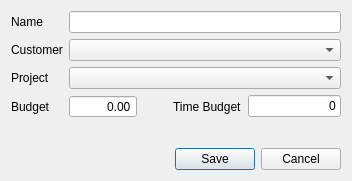
First picture: the form in src/app/activitydialog.ui, repository AlexandrePTJ/kemai, before the edit.
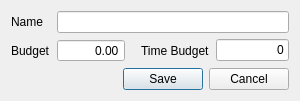
Second picture: the form after the edit. Custom widgets are drawn as their Qt base class.

```diff
--- a/src/app/activitydialog.ui
+++ b/src/app/activitydialog.ui
@@ -6,8 +6,8 @@
       <rect>
           <x>0</x>
           <y>0</y>
-          <width>352</width>
-          <height>181</height>
+    <width>300</width>
+    <height>101</height>
       </rect>
   </property>
      <property name="windowTitle">
@@ -16,51 +16,24 @@
      <layout class="QVBoxLayout" name="verticalLayout">
          <item>
              <layout class="QGridLayout" name="gridLayout">
-                 <item row="0" column="0">
-                     <widget class="QLabel" name="lbName">
+     <item row="1" column="4">
+      <widget class="kemai::app::DurationEdit" name="leTimeBudget">
                          <property name="text">
-                             <string>Name</string>
+        <string>0</string>
+       </property>
+       <property name="alignment">
+        <set>Qt::AlignRight|Qt::AlignTrailing|Qt::AlignVCenter</set>
                          </property>
                      </widget>
                  </item>
                  <item row="1" column="0">
-                     <widget class="QLabel" name="lbCustomer">
-                         <property name="text">
-                             <string>Customer</string>
-                         </property>
-                     </widget>
-                 </item>
-                 <item row="2" column="0">
-                     <widget class="QLabel" name="lbProject">
-                         <property name="text">
-                             <string>Project</string>
-                         </property>
-                     </widget>
-                 </item>
-                 <item row="3" column="0">
                      <widget class="QLabel" name="label_2">
                          <property name="text">
                              <string>Budget</string>
                          </property>
                      </widget>
                  </item>
-                 <item row="3" column="1">
-                     <widget class="QDoubleSpinBox" name="sbBudget">
-                         <property name="alignment">
-                             <set>Qt::AlignRight|Qt::AlignTrailing|Qt::AlignVCenter</set>
-                         </property>
-                         <property name="buttonSymbols">
-                             <enum>QAbstractSpinBox::NoButtons</enum>
-                         </property>
-                         <property name="prefix">
-                             <string/>
-                         </property>
-                         <property name="maximum">
-                             <double>999999999.000000000000000</double>
-                         </property>
-                     </widget>
-                 </item>
-                 <item row="3" column="2">
+     <item row="1" column="2">
                      <spacer name="horizontalSpacer">
                          <property name="orientation">
                              <enum>Qt::Horizontal</enum>
@@ -73,23 +46,6 @@
                          </property>
                      </spacer>
                  </item>
-                 <item row="3" column="3">
-                     <widget class="QLabel" name="label_3">
-                         <property name="text">
-                             <string>Time Budget</string>
-                         </property>
-                     </widget>
-                 </item>
-                 <item row="3" column="4">
-                     <widget class="kemai::app::DurationEdit" name="leTimeBudget">
-                         <property name="text">
-                             <string>0</string>
-                         </property>
-                         <property name="alignment">
-                             <set>Qt::AlignRight|Qt::AlignTrailing|Qt::AlignVCenter</set>
-                         </property>
-                     </widget>
-                 </item>
                  <item row="0" column="1" colspan="4">
                      <widget class="QLineEdit" name="leName">
                          <property name="maxLength">
@@ -97,11 +53,35 @@
                          </property>
                      </widget>
                  </item>
-                 <item row="1" column="1" colspan="4">
-                     <widget class="QComboBox" name="cbCustomer"/>
-                 </item>
-                 <item row="2" column="1" colspan="4">
-                     <widget class="QComboBox" name="cbProject"/>
+     <item row="0" column="0">
+      <widget class="QLabel" name="lbName">
+       <property name="text">
+        <string>Name</string>
+       </property>
+      </widget>
+     </item>
+     <item row="1" column="1">
+      <widget class="QDoubleSpinBox" name="sbBudget">
+       <property name="alignment">
+        <set>Qt::AlignRight|Qt::AlignTrailing|Qt::AlignVCenter</set>
+       </property>
+       <property name="buttonSymbols">
+        <enum>QAbstractSpinBox::NoButtons</enum>
+       </property>
+       <property name="prefix">
+        <string/>
+       </property>
+       <property name="maximum">
+        <double>999999999.000000000000000</double>
+       </property>
+      </widget>
+     </item>
+     <item row="1" column="3">
+      <widget class="QLabel" name="label_3">
+       <property name="text">
+        <string>Time Budget</string>
+       </property>
+      </widget>
                  </item>
              </layout>
          </item>
```
Lines whose indentation alone changed are shown as unchanged.
